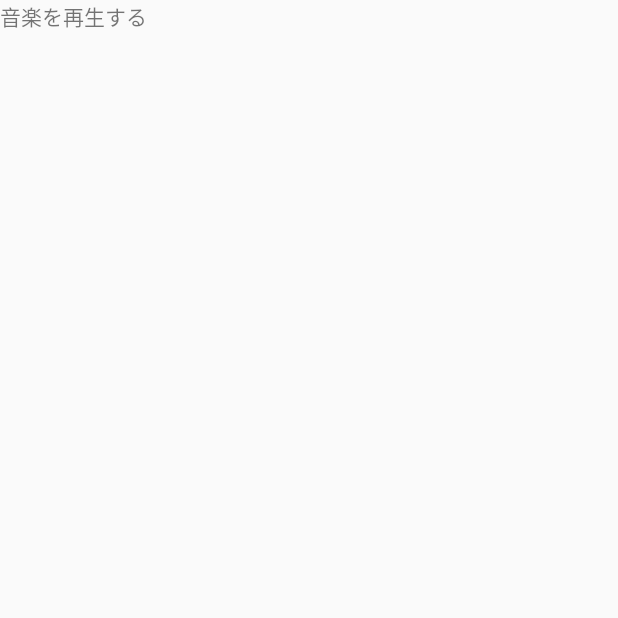
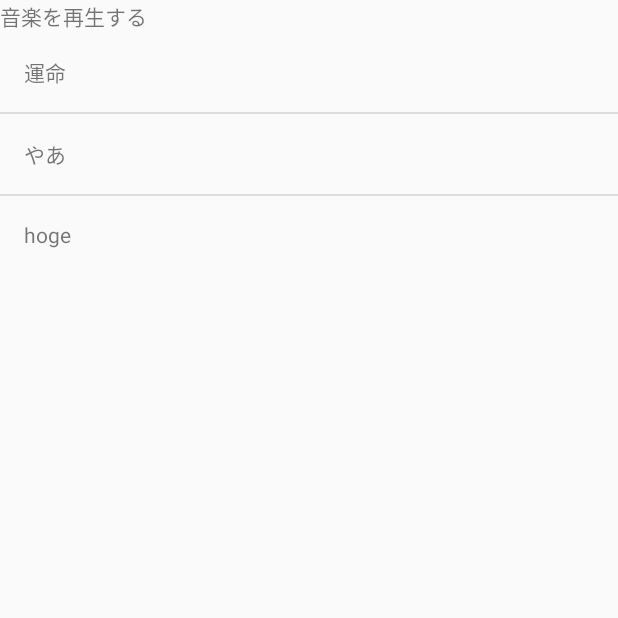
Before and after one commit to SatohJohn/2018-spajam-first-stage, an Android app: the MusicSelectorActivity screen opened directly, with no data from a screen before it, on a phone screen of 412 x 824 dp, the top half of it. Before the commit the part shown is almost empty. Run offline under Robolectric (Android 15) with nearby library versions, the light colour scheme and no system bars.

Commit message:
音楽のリストを表示した

```diff
--- a/app/src/main/java/com/example/satohjohn/kotlinsample/activity/MusicSelectorActivity.kt
+++ b/app/src/main/java/com/example/satohjohn/kotlinsample/activity/MusicSelectorActivity.kt
@@ -3,13 +3,24 @@ package com.example.satohjohn.kotlinsample.activity
 import android.os.Bundle
 import android.support.v7.app.AppCompatActivity
 import android.util.Log
+import android.view.View
+import android.widget.ListView
 import com.example.satohjohn.kotlinsample.R
+import com.example.satohjohn.kotlinsample.adapter.MusicListAdapter
 
 class MusicSelectorActivity: AppCompatActivity() {
     override fun onCreate(savedInstanceState: Bundle?) {
         Log.d("Activity", "on create")
         super.onCreate(savedInstanceState)
         setContentView(R.layout.activity_music_selector)
+
+        val musicList = listOf(
+                MusicListAdapter.Music("運命"),
+                MusicListAdapter.Music("やあ"),
+                MusicListAdapter.Music("hoge")
+        )
+        val listView: ListView = findViewById(R.id.music_list) as ListView
+        listView.adapter = MusicListAdapter(this, musicList)
     }
 
 
--- /dev/null
+++ b/app/src/main/java/com/example/satohjohn/kotlinsample/adapter/MusicListAdapter.kt
@@ -0,0 +1,56 @@
+package com.example.satohjohn.kotlinsample.adapter
+
+import android.content.Context
+import android.view.LayoutInflater
+import android.view.View
+import android.view.ViewGroup
+import android.widget.BaseAdapter
+import android.widget.TextView
+import com.example.satohjohn.kotlinsample.R
+
+class MusicListAdapter(context: Context, var musicList: List<Music>) : BaseAdapter() {
+
+    val inflater: LayoutInflater
+    init {
+        inflater = context.getSystemService(Context.LAYOUT_INFLATER_SERVICE) as LayoutInflater
+    }
+
+    override fun getView(position: Int, convertView: View?, parent: ViewGroup?): View {
+        var v = convertView
+        var holder: MusicHolder? = null
+
+        v?.let {
+            holder = it.tag as MusicHolder
+        } ?: apply {
+            v = inflater.inflate(R.layout.music_list, null)
+            holder = v?.run {
+                MusicHolder(
+                        this.findViewById(R.id.music_name_id) as TextView)
+            }
+            v?.tag = holder
+        }
+        holder?.let {
+            it.nameView.text = musicList.get(position).name
+        }
+        return v as View
+    }
+
+    override fun getItem(position: Int): Any {
+        return musicList.get(position)
+    }
+
+    override fun getItemId(position: Int): Long {
+        return position.toLong()
+    }
+
+    override fun getCount(): Int {
+        return musicList.size
+    }
+
+    data class Music(
+            val name: String
+    )
+
+    class MusicHolder(
+            val nameView: TextView)
+}
--- a/app/src/main/res/layout/activity_music_selector.xml
+++ b/app/src/main/res/layout/activity_music_selector.xml
@@ -6,9 +6,22 @@
     android:layout_height="match_parent"
     tools:context=".activity.MusicSelectorActivity">
 
-    <TextView
-        android:id="@+id/music_selector_text"
+    <LinearLayout
         android:layout_width="match_parent"
         android:layout_height="wrap_content"
-        android:text="音楽を再生する" />
+        android:orientation="vertical">
+
+        <TextView
+            android:id="@+id/music_selector_text"
+            android:layout_width="match_parent"
+            android:layout_height="wrap_content"
+            android:text="音楽を再生する" />
+
+        <view class="android.support.v7.app.AlertController$RecycleListView"
+            android:id="@+id/music_list"
+            android:layout_width="wrap_content"
+            android:layout_height="wrap_content">
+        </view>
+
+    </LinearLayout>
 </android.support.design.widget.CoordinatorLayout>
--- /dev/null
+++ b/app/src/main/res/layout/music_list.xml
@@ -0,0 +1,13 @@
+<?xml version="1.0" encoding="utf-8"?>
+<LinearLayout
+    xmlns:android="http://schemas.android.com/apk/res/android" android:layout_width="match_parent"
+    android:layout_height="match_parent">
+
+    <TextView
+        android:id="@+id/music_name_id"
+        android:layout_width="wrap_content"
+        android:layout_height="wrap_content"
+        android:layout_margin="16dp"
+        android:text="test" />
+
+</LinearLayout>
```
Also changed, not shown: 1 other file.
